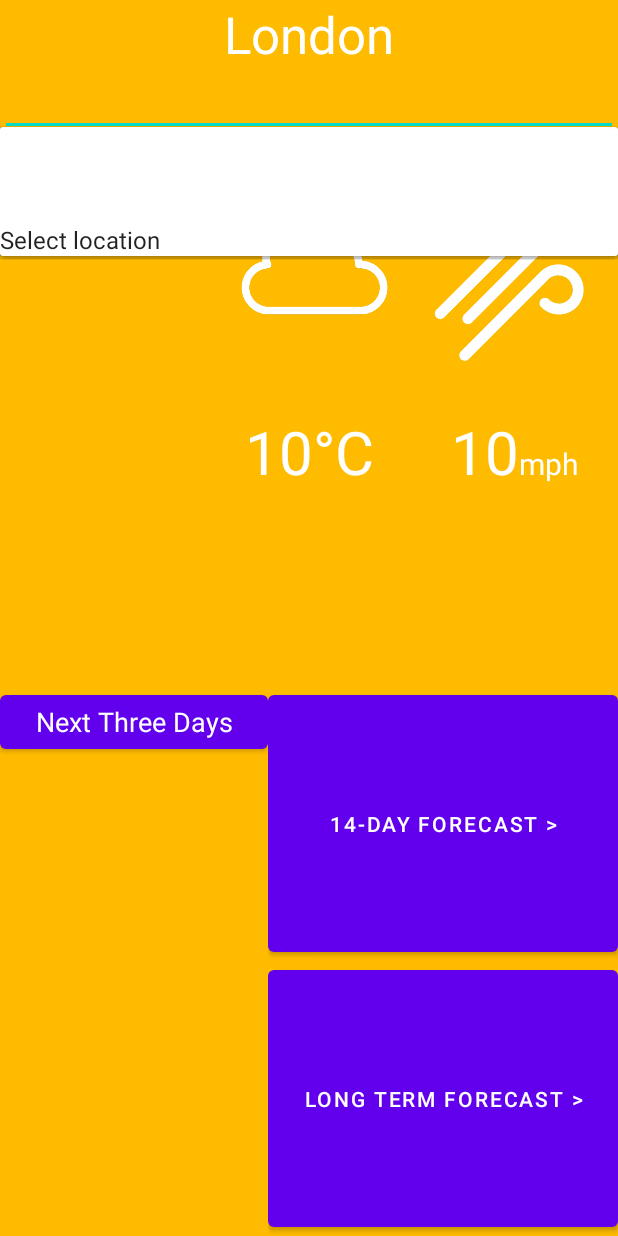
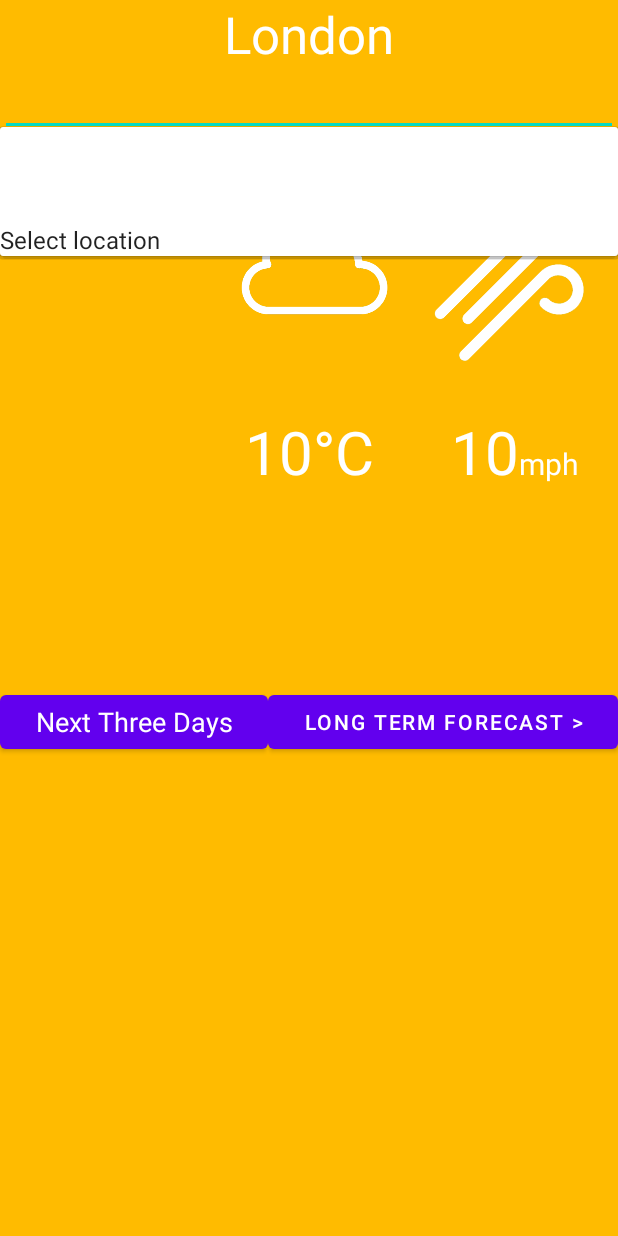
Before and after one commit to Group-51-COMP208/WeatherBroadcastApp, an Android app: the screen it shows after launch (MainActivity), on a phone screen of 412 x 824 dp. Run offline under Robolectric (Android 15) with nearby library versions, the phone set to English and light mode, and no system bars; 3 statements that could not run were skipped.

Commit message:
Removed button to 'simple forecast' as a separate view. It appears the met office API does not actually have a longer-term less detailed forecast as we had planned for.

```diff
--- a/app/src/main/java/com/example/weatherbroadcastapp/MainActivity.java
+++ b/app/src/main/java/com/example/weatherbroadcastapp/MainActivity.java
@@ -49,9 +49,6 @@ public class MainActivity extends AppCompatActivity implements View.OnClickListe
 
         Button detailedForecastButton = findViewById(R.id.button_detailedForcast);
         detailedForecastButton.setOnClickListener(this);
-
-        Button simpleForecastButton = findViewById(R.id.button_toSimpleForecast);
-        simpleForecastButton.setOnClickListener(this);
 
         Button longTermForecastButton = findViewById(R.id.button_toLongTermForecast);
         longTermForecastButton.setOnClickListener(this);
@@ -163,10 +160,6 @@ public class MainActivity extends AppCompatActivity implements View.OnClickListe
             Intent detailedForecastIntent = new Intent(this, DetailedForecastActivity.class);
             startActivity(detailedForecastIntent);
         }
-        else if(v.getId() == R.id.button_toSimpleForecast) {
-            Intent simpleForecastIntent = new Intent(this, SimpleForecastActivity.class);
-            startActivity(simpleForecastIntent);
-        }
         else if(v.getId() == R.id.button_toLongTermForecast) {
             Intent longTermForecastIntent = new Intent(this, LongTermForecastActivity.class);
             startActivity(longTermForecastIntent);
--- a/app/src/main/res/layout/content_main.xml
+++ b/app/src/main/res/layout/content_main.xml
@@ -148,17 +148,9 @@
             android:orientation="vertical">
 
             <Button
-                android:id="@+id/button_toSimpleForecast"
-                android:layout_width="match_parent"
-                android:layout_height="wrap_content"
-                android:layout_weight="1"
-                android:text="@string/button_14_day_forecast" />
-
-            <Button
                 android:id="@+id/button_toLongTermForecast"
                 android:layout_width="match_parent"
                 android:layout_height="wrap_content"
-                android:layout_weight="1"
                 android:text="@string/button_long_term_forecast" />
         </LinearLayout>
 
```
